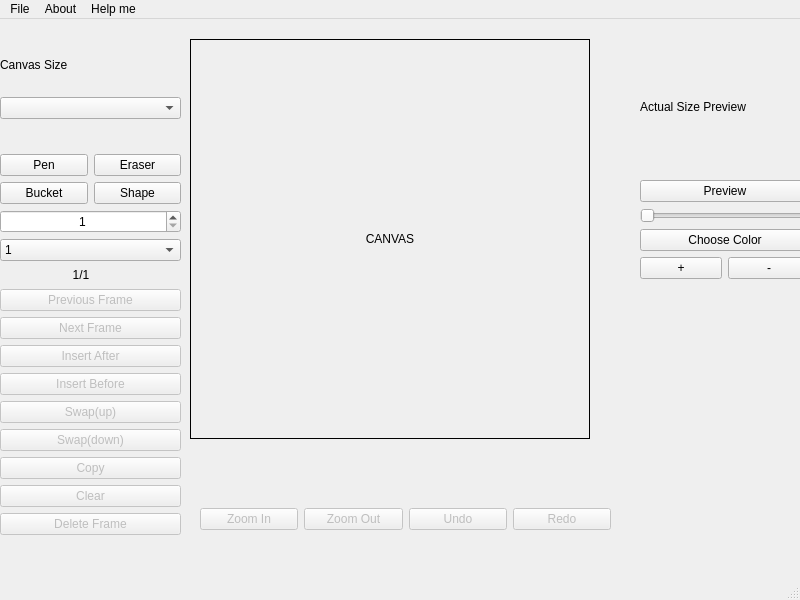
Qt form SpriteEditor/view.ui (University-of-Utah-CS3505/a7-sprite-editor-s22-charming21) before a commit.
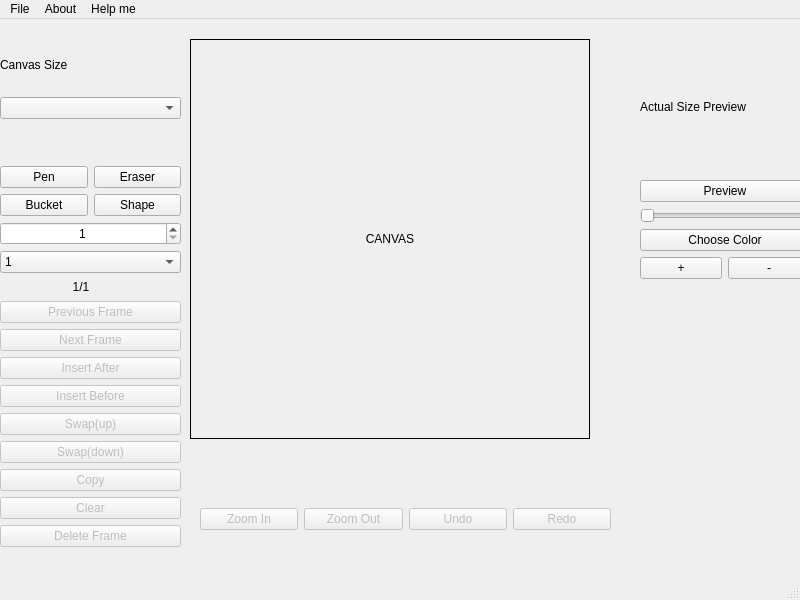
The same form after that commit. Custom widgets are drawn as their Qt base class.

Diff of the .ui file:
```diff
--- a/SpriteEditor/view.ui
+++ b/SpriteEditor/view.ui
@@ -119,7 +119,7 @@
       <x>0</x>
       <y>110</y>
       <width>181</width>
-      <height>431</height>
+      <height>456</height>
      </rect>
     </property>
     <layout class="QVBoxLayout" name="toolBarAndFrame">
```
Left out of the diff: 2 changed lines with no effect on the pictures.
